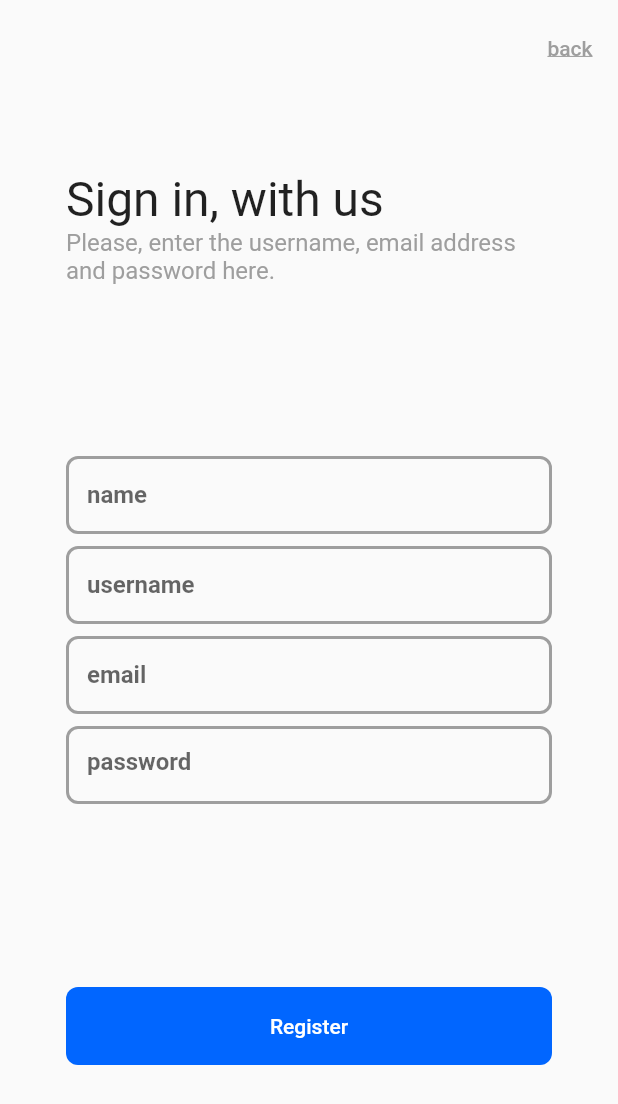
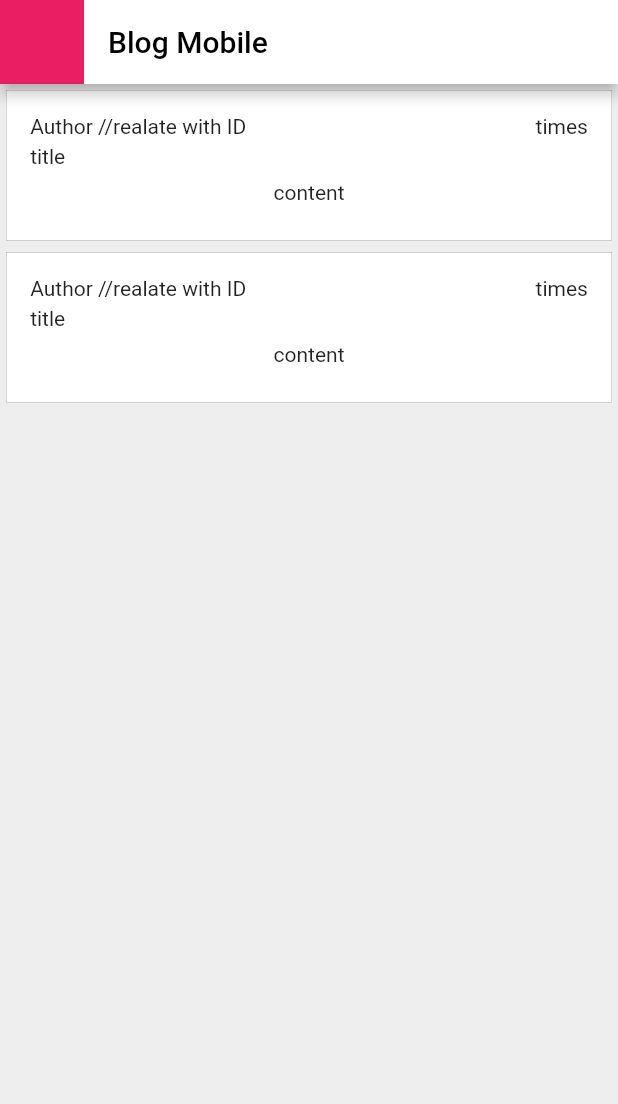
Before and after one commit to Amarin-AMR/blog_mobile, a Flutter app: the screen it shows after launch, after a tap on "Sign Up", on a phone screen of 412 x 824 dp. Shown: the top 1104 px of the screen. Run offline on Flutter 3.47's test engine with Material 2 defaults, Android fonts, the phone set to English and light mode, and no system bars; our stand-ins replace dio; generated files the repository leaves out were written again.

Commit message:
create blog page, make widget for post

```diff
--- a/lib/views/blog_page/screen.dart
+++ b/lib/views/blog_page/screen.dart
@@ -0,0 +1,34 @@
+import 'package:blog_mobile/widgets/post_container.dart';
+import 'package:flutter/material.dart';
+
+class BlogPage extends StatefulWidget {
+  const BlogPage({super.key});
+
+  @override
+  State<BlogPage> createState() => _BlogPageState();
+}
+
+class _BlogPageState extends State<BlogPage> {
+  @override
+  Widget build(BuildContext context) {
+    return Scaffold(
+      backgroundColor: Colors.grey[200],
+      appBar: AppBar(
+        leading: const ColoredBox(
+          color: Colors.pink,
+        ),
+        title: const Text(
+          'Blog Mobile',
+          style: TextStyle(color: Colors.black),
+        ),
+        backgroundColor: Colors.white,
+      ),
+      body: ListView(
+        children: const [
+          PostContainer(),
+          PostContainer(),
+        ],
+      ),
+    );
+  }
+}
--- a/lib/views/home_page/screen.dart
+++ b/lib/views/home_page/screen.dart
@@ -1,5 +1,5 @@
+import 'package:blog_mobile/views/blog_page/screen.dart';
 import 'package:blog_mobile/views/login_page/screen.dart';
-import 'package:blog_mobile/views/regis_page/screen.dart';
 import 'package:flutter/material.dart';
 
 class HomePage extends StatelessWidget {
@@ -61,10 +61,16 @@ Widget _button(
         width: 300,
         child: ElevatedButton(
           onPressed: () {
+            // Navigator.push(
+            //   context,
+            //   MaterialPageRoute(
+            //     builder: (BuildContext context) => const RegisPage(),
+            //   ),
+            // );
             Navigator.push(
               context,
               MaterialPageRoute(
-                builder: (BuildContext context) => const RegisPage(),
+                builder: (BuildContext context) => const BlogPage(),
               ),
             );
           },
--- /dev/null
+++ b/lib/widgets/post_container.dart
@@ -0,0 +1,62 @@
+import 'package:flutter/material.dart';
+
+class PostContainer extends StatelessWidget {
+  const PostContainer({super.key});
+
+  @override
+  Widget build(BuildContext context) {
+    return Padding(
+      padding: const EdgeInsets.all(4.0),
+      child: Container(
+        padding: const EdgeInsets.all(16),
+        decoration: BoxDecoration(
+          color: Colors.white,
+          border: Border.all(
+            width: 0.1,
+          ),
+        ),
+        child: LayoutBuilder(
+          builder: (context, constraint) => Column(
+            children: [
+              Row(
+                crossAxisAlignment: CrossAxisAlignment.start,
+                children: const [
+                  Expanded(
+                    child: Text(
+                      'Author //realate with ID',
+                      maxLines: 1,
+                      overflow: TextOverflow.ellipsis,
+                    ),
+                  ),
+                  Text(
+                    'times',
+                    maxLines: 1,
+                    overflow: TextOverflow.ellipsis,
+                  ),
+                ],
+              ),
+              const SizedBox(
+                height: 4.0,
+              ),
+              Row(
+                children: const [
+                  Expanded(child: Text('title')),
+                ],
+              ),
+              const SizedBox(height: 8),
+              const Center(
+                child: Text(
+                  'content',
+                  textAlign: TextAlign.justify,
+                ),
+              ),
+              const SizedBox(
+                height: 8.0,
+              ),
+            ],
+          ),
+        ),
+      ),
+    );
+  }
+}
```
